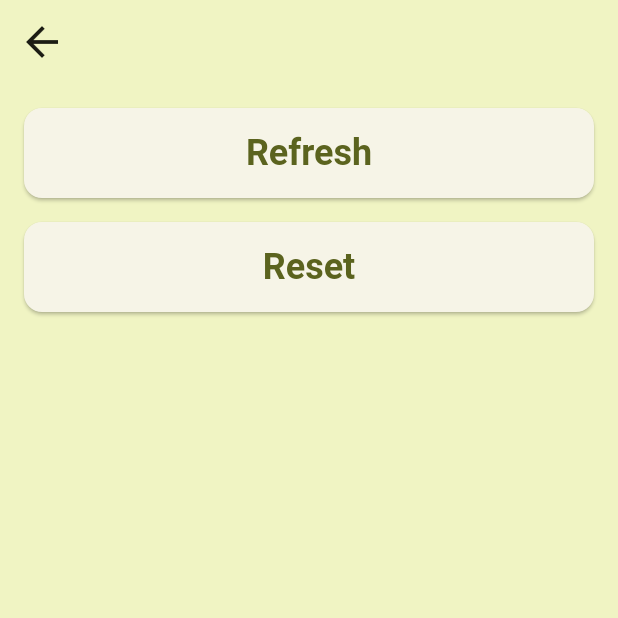
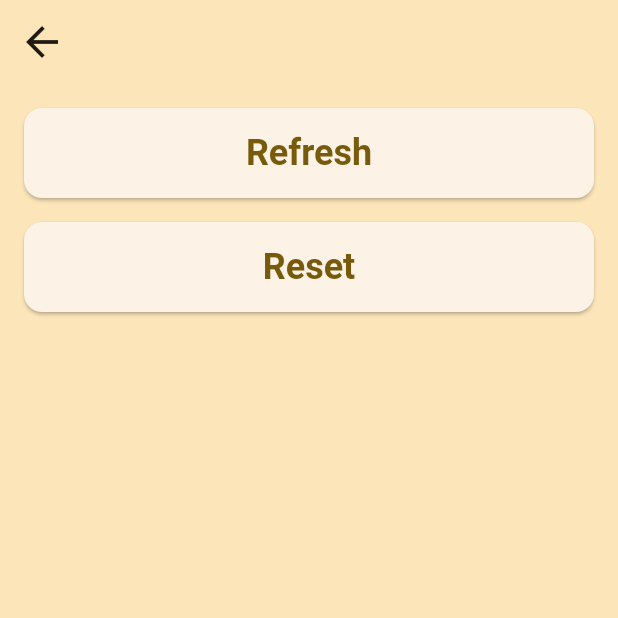
Before and after one commit to KriperoNio/mind_stretch, a Flutter app: the screen it shows after launch, after a tap on the "settings" icon, on a phone screen of 412 x 824 dp, the top half of it. Run offline on Flutter 3.47's test engine with Material 3 defaults, Android fonts, the phone set to English and light mode, and no system bars; our stand-ins replace dio, flutter_bloc, flutter_dotenv, shared_preferences; network calls fail.

Commit message:
Code refactoring (part 10)

```diff
--- a/lib/core/theme.dart
+++ b/lib/core/theme.dart
@@ -7,19 +7,18 @@ class AppTheme {
 
   static ThemeData get lightTheme {
     return ThemeData(
-      primaryColor: Colors.lime.shade100,
+      primaryColor: Color(0xFFFCE5B9),
       colorScheme: ColorScheme.fromSeed(
-        seedColor: Colors.lime.shade100,
+        seedColor: Color(0xFFFCE5B9),
         brightness: Brightness.light,
-
       ),
       brightness: Brightness.light,
-      scaffoldBackgroundColor: Colors.lime.shade100,
+      scaffoldBackgroundColor: Color(0xFFFCE5B9),
 
       textTheme: TextTheme(bodyMedium: TextStyle(fontSize: 16)),
 
       appBarTheme: AppBarTheme(
-        backgroundColor: Colors.lime.shade100,
+        backgroundColor: Color(0xFFFCE5B9),
         surfaceTintColor: Colors.transparent,
         titleTextStyle: TextStyle(fontWeight: FontWeight.bold, fontSize: 32),
       ),
@@ -40,39 +39,4 @@ class AppTheme {
       ),
     );
   }
-
-  static ThemeData get darkTheme {
-    return ThemeData(
-      primaryColor: Colors.blueGrey.shade800,
-      colorScheme: ColorScheme.fromSeed(
-        seedColor: Colors.blueGrey.shade800,
-        brightness: Brightness.dark,
-      ),
-      brightness: Brightness.dark,
-      scaffoldBackgroundColor: Colors.blueGrey.shade800,
-
-      textTheme: TextTheme(bodyMedium: TextStyle(fontSize: 16)),
-
-      appBarTheme: AppBarTheme(
-        backgroundColor: Colors.blueGrey.shade800,
-        surfaceTintColor: Colors.transparent,
-        titleTextStyle: TextStyle(fontWeight: FontWeight.bold, fontSize: 24),
-      ),
-
-      elevatedButtonTheme: ElevatedButtonThemeData(
-        style: ElevatedButton.styleFrom(
-          shape: RoundedRectangleBorder(
-            borderRadius: BorderRadius.circular(12),
-          ),
-          minimumSize: Size.fromHeight(48),
-          textStyle: TextStyle(fontWeight: FontWeight.bold, fontSize: 24),
-          iconSize: 32,
-        ),
-      ),
-
-      iconButtonTheme: IconButtonThemeData(
-        style: IconButton.styleFrom(iconSize: 32),
-      ),
-    );
-  }
 }
--- a/lib/main.dart
+++ b/lib/main.dart
@@ -25,8 +25,8 @@ class MindStretch extends StatelessWidget {
       ),
       child: MaterialApp(
         title: 'Mind Stretch',
+        themeMode: ThemeMode.light,
         theme: AppTheme.lightTheme,
-        darkTheme: AppTheme.darkTheme,
         home: const HomePage(),
       ),
     );
--- a/lib/ui/home/widgets/article_view.dart
+++ b/lib/ui/home/widgets/article_view.dart
@@ -11,9 +11,13 @@ class ArticleView extends StatelessWidget {
       child: BlocBuilder<ArticleCubit, ArticleState>(
         buildWhen: (old, next) => old != next,
         builder: (context, state) {
-          if (state is ArticleLoading) {
-            return const Center(child: CircularProgressIndicator());
-          } else if (state is ArticleLoaded) {
+          switch (state) {
+            case ArticleInitial() || ArticleLoading():
+              return const Padding(
+                padding: EdgeInsets.all(16.0),
+                child: Center(child: CircularProgressIndicator()),
+              );
+            case ArticleLoaded():
               return Column(
                 crossAxisAlignment: CrossAxisAlignment.start,
                 children: [
@@ -50,10 +54,11 @@ class ArticleView extends StatelessWidget {
                   ),
                 ],
               );
-          } else if (state is ArticleError) {
-            return Center(child: Text(state.message));
-          } else {
-            return const Center(child: Text('ОЙ!'));
+            case ArticleError():
+              return Padding(
+                padding: const EdgeInsets.all(16.0),
+                child: Center(child: Text(state.message)),
+              );
           }
         },
       ),
--- a/lib/ui/home/widgets/riddle_view.dart
+++ b/lib/ui/home/widgets/riddle_view.dart
@@ -12,12 +12,13 @@ class RiddleView extends StatelessWidget {
         BlocBuilder<RiddleCubit, RiddleState>(
           buildWhen: (oldState, newState) => oldState != newState,
           builder: (content, state) {
-            if (state is RiddleLoading) {
+            switch (state) {
+              case RiddleInitial() || RiddleLoading():
                 return const Padding(
                   padding: EdgeInsets.all(16.0),
                   child: Center(child: CircularProgressIndicator()),
                 );
-            } else if (state is RiddleLoaded) {
+              case RiddleLoaded():
                 return Column(
                   children: [
                     Row(
@@ -42,15 +43,10 @@ class RiddleView extends StatelessWidget {
                     RepaintBoundary(child: Text(state.riddle?.riddle ?? '')),
                   ],
                 );
-            } else if (state is RiddleError) {
+              case RiddleError():
                 return Padding(
                   padding: const EdgeInsets.all(16.0),
                   child: Center(child: Text(state.message)),
-              );
-            } else {
-              return const Padding(
-                padding: EdgeInsets.all(16.0),
-                child: Center(child: Text('ОЙ!')),
                 );
             }
           },
--- a/lib/ui/home/widgets/word_view.dart
+++ b/lib/ui/home/widgets/word_view.dart
@@ -13,12 +13,13 @@ class WordView extends StatelessWidget {
         BlocBuilder<WordCubit, WordState>(
           buildWhen: (oldState, newState) => oldState != newState,
           builder: (content, state) {
-            if (state is WordLoading) {
+            switch (state) {
+              case WordInitial() || WordLoading():
                 return const Padding(
                   padding: EdgeInsets.all(16.0),
                   child: Center(child: CircularProgressIndicator()),
                 );
-            } else if (state is WordLoaded) {
+              case WordLoaded():
                 return Column(
                   children: [
                     Row(
@@ -42,15 +43,10 @@ class WordView extends StatelessWidget {
                     RepaintBoundary(child: FormattedText(state.word ?? '')),
                   ],
                 );
-            } else if (state is WordError) {
+              case WordError():
                 return Padding(
                   padding: const EdgeInsets.all(16.0),
                   child: Center(child: Text(state.message)),
-              );
-            } else {
-              return const Padding(
-                padding: EdgeInsets.all(16.0),
-                child: Center(child: Text('ОЙ!')),
                 );
             }
           },
```
Also changed, not shown: assets/images/awake.jpg, assets/images/error_404.jpg, assets/images/network_break.jpg, assets/images/out_of_order.jpg, 1 other file. Lines whose indentation alone changed are shown as unchanged.
